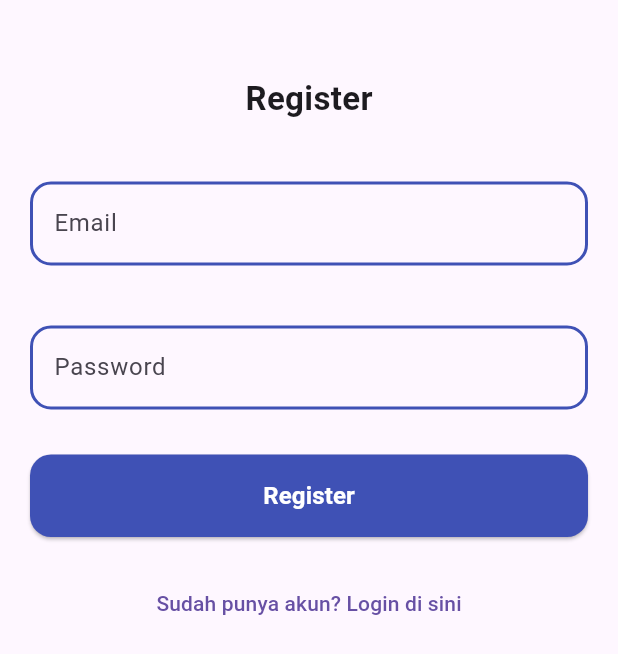
After one commit to ramzilhuda/supabase, a Flutter app: the screen it shows after launch, after a tap on "Daftar", on a phone screen of 412 x 824 dp. The commit adds this screen. Shown: the top 654 px of the screen. Run offline on Flutter 3.47's test engine with Material 3 defaults, Android fonts, the phone set to English and light mode, and no system bars; our stand-ins replace supabase_flutter; accounts and stored records are empty; network calls fail.

Commit message:
penambahan page register_screen

```diff
--- a/lib/pages/login_screen.dart
+++ b/lib/pages/login_screen.dart
@@ -1,4 +1,5 @@
 import 'package:flutter/material.dart';
+import 'package:supabase_app/pages/register_screen.dart';
 import 'package:supabase_app/services/auth_service.dart';
 
 class LoginScreen extends StatefulWidget {
@@ -97,7 +98,29 @@ class _LoginScreenState extends State<LoginScreen> {
                       child: CircularProgressIndicator(
                         color: Colors.blue,
                       ),
-                    )
+                    ),
+              Row(
+                mainAxisAlignment: MainAxisAlignment.center,
+                children: [
+                  Text("Belum punya akun? "),
+                  GestureDetector(
+                    onTap: () {
+                      Navigator.push(
+                        context,
+                        MaterialPageRoute(
+                            builder: (context) => RegisterScreen()),
+                      );
+                    },
+                    child: Text(
+                      "Daftar",
+                      style: TextStyle(
+                        color: Colors.blue,
+                        decoration: TextDecoration.underline,
+                      ),
+                    ),
+                  ),
+                ],
+              ),
             ],
           ),
         ),
--- /dev/null
+++ b/lib/pages/register_screen.dart
@@ -0,0 +1,152 @@
+import 'package:flutter/material.dart';
+import 'package:supabase_flutter/supabase_flutter.dart';
+import 'package:supabase_app/pages/login_screen.dart';
+
+class RegisterScreen extends StatefulWidget {
+  const RegisterScreen({super.key});
+
+  @override
+  State<RegisterScreen> createState() => _RegisterScreenState();
+}
+
+class _RegisterScreenState extends State<RegisterScreen> {
+  final emailController = TextEditingController();
+  final passController = TextEditingController();
+  bool _isLoading = false;
+
+  final supabase = Supabase.instance.client;
+
+  Future<void> register() async {
+    final email = emailController.text.trim();
+    final password = passController.text.trim();
+
+    if (email.isEmpty || password.isEmpty) {
+      ScaffoldMessenger.of(context).showSnackBar(
+        const SnackBar(
+          backgroundColor: Colors.orange,
+          content: Text('Email dan password harus diisi!'),
+        ),
+      );
+      return;
+    }
+
+    setState(() {
+      _isLoading = true;
+    });
+
+    try {
+      final res = await supabase.auth.signUp(
+        email: email,
+        password: password,
+      );
+
+      if (res.user != null) {
+        ScaffoldMessenger.of(context).showSnackBar(
+          const SnackBar(
+            backgroundColor: Colors.green,
+            content: Text('Registrasi berhasil! Silakan login.'),
+          ),
+        );
+        Navigator.pushReplacement(
+          context,
+          MaterialPageRoute(builder: (context) => const LoginScreen()),
+        );
+      }
+    } on AuthException catch (e) {
+      ScaffoldMessenger.of(context).showSnackBar(SnackBar(
+        backgroundColor: Colors.red,
+        content: Text(e.message),
+      ));
+    } finally {
+      setState(() {
+        _isLoading = false;
+      });
+    }
+  }
+
+  @override
+  Widget build(BuildContext context) {
+    return Scaffold(
+      body: Padding(
+        padding: const EdgeInsets.only(top: 50),
+        child: SingleChildScrollView(
+          padding: const EdgeInsets.symmetric(horizontal: 20),
+          child: Column(
+            children: [
+              const Text(
+                'Register',
+                style: TextStyle(fontSize: 22, fontWeight: FontWeight.bold),
+              ),
+              const SizedBox(height: 40),
+              TextFormField(
+                controller: emailController,
+                decoration: InputDecoration(
+                  hintText: 'Email',
+                  enabledBorder: OutlineInputBorder(
+                    borderSide:
+                        const BorderSide(color: Colors.indigo, width: 2),
+                    borderRadius: BorderRadius.circular(14),
+                  ),
+                  border: OutlineInputBorder(
+                    borderRadius: BorderRadius.circular(14),
+                  ),
+                ),
+              ),
+              const SizedBox(height: 40),
+              TextFormField(
+                obscureText: true,
+                controller: passController,
+                decoration: InputDecoration(
+                  hintText: 'Password',
+                  enabledBorder: OutlineInputBorder(
+                    borderSide:
+                        const BorderSide(color: Colors.indigo, width: 2),
+                    borderRadius: BorderRadius.circular(14),
+                  ),
+                  border: OutlineInputBorder(
+                    borderRadius: BorderRadius.circular(14),
+                  ),
+                ),
+              ),
+              const SizedBox(height: 30),
+              (!_isLoading)
+                  ? SizedBox(
+                      width: double.infinity,
+                      child: ElevatedButton(
+                        style: ElevatedButton.styleFrom(
+                          padding: const EdgeInsets.symmetric(vertical: 16),
+                          backgroundColor: Colors.indigo,
+                          shape: RoundedRectangleBorder(
+                            borderRadius: BorderRadius.circular(14),
+                          ),
+                        ),
+                        onPressed: register,
+                        child: const Text(
+                          'Register',
+                          style: TextStyle(
+                              fontWeight: FontWeight.w600,
+                              color: Colors.white,
+                              fontSize: 16),
+                        ),
+                      ),
+                    )
+                  : const Center(
+                      child: CircularProgressIndicator(color: Colors.indigo),
+                    ),
+              const SizedBox(height: 20),
+              TextButton(
+                onPressed: () {
+                  Navigator.pushReplacement(context,
+                      MaterialPageRoute(builder: (context) {
+                    return const LoginScreen();
+                  }));
+                },
+                child: const Text('Sudah punya akun? Login di sini'),
+              )
+            ],
+          ),
+        ),
+      ),
+    );
+  }
+}
--- a/lib/pages/splash_screen.dart
+++ b/lib/pages/splash_screen.dart
@@ -14,15 +14,17 @@ class _SplashScreenState extends State<SplashScreen> {
   void initState() {
     super.initState();
     Timer(const Duration(seconds: 6), () {
-      Navigator.of(context).pushReplacement(
-          MaterialPageRoute(builder: (_) => const LoginScreen()));
+      Navigator.of(context)
+          .pushReplacement(MaterialPageRoute(builder: (context) {
+        return LoginScreen();
+      }));
     });
   }
 
   @override
   Widget build(BuildContext context) {
     return Scaffold(
-      backgroundColor: const Color.fromARGB(255, 176, 203, 250),
+      backgroundColor: const Color.fromARGB(255, 119, 164, 243),
       body: Center(
         child: Column(
           mainAxisAlignment: MainAxisAlignment.center,
--- a/pubspec.yaml
+++ b/pubspec.yaml
@@ -63,6 +63,7 @@ flutter:
   assets:
     - assets/images/foto.jpg
     - assets/images/Logo.png
+    - assets/images/background.jpg
   #   - images/a_dot_ham.jpeg
 
   # An image asset can refer to one or more resolution-specific "variants", see
```
Also changed, not shown: assets/images/background.jpg (added).
